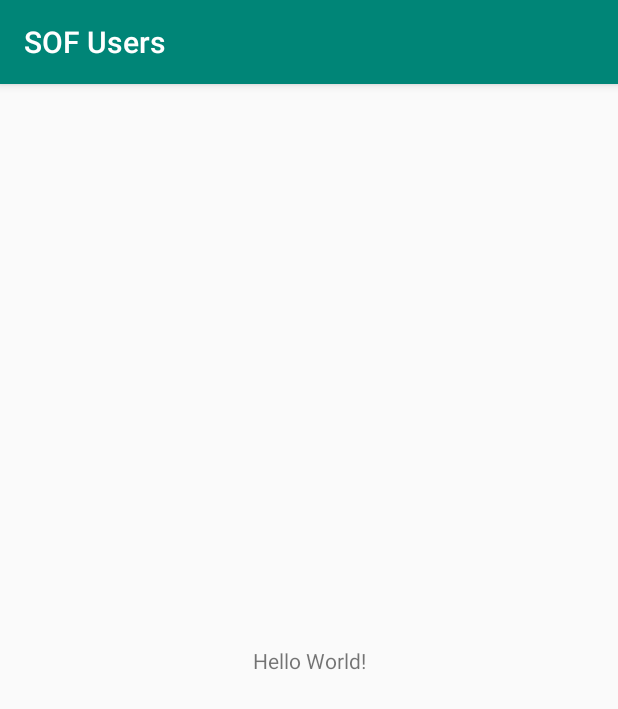
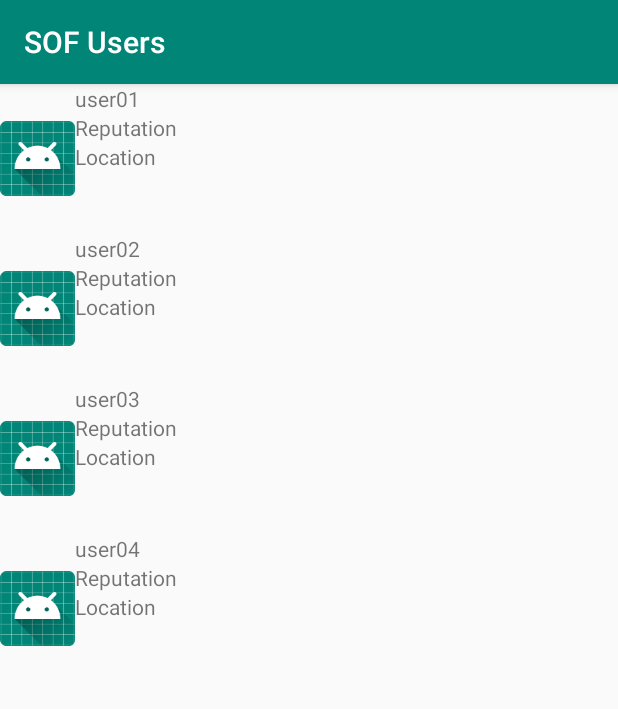
Before and after one commit to phamngoc285/StackOverFlowUsers, an Android app: the screen it shows after launch (MainActivity), on a phone screen of 412 x 824 dp. Shown: the top 709 px of the screen. Run offline under Robolectric (Android 15) with nearby library versions, the phone set to English and light mode, and no system bars.

Commit message:
add basic recycler view

```diff
--- a/app/build.gradle
+++ b/app/build.gradle
@@ -26,4 +26,5 @@ dependencies {
     testImplementation 'junit:junit:4.12'
     androidTestImplementation 'androidx.test.ext:junit:1.1.0'
     androidTestImplementation 'androidx.test.espresso:espresso-core:3.1.1'
+    implementation "androidx.recyclerview:recyclerview:1.1.0"
 }
--- a/app/src/main/java/com/phamngoc/sofusers/MainActivity.java
+++ b/app/src/main/java/com/phamngoc/sofusers/MainActivity.java
@@ -1,14 +1,45 @@
 package com.phamngoc.sofusers;
 
+import androidx.annotation.NonNull;
+import androidx.annotation.Nullable;
 import androidx.appcompat.app.AppCompatActivity;
+import androidx.recyclerview.widget.LinearLayoutManager;
+import androidx.recyclerview.widget.RecyclerView;
 
 import android.os.Bundle;
 
+import com.phamngoc.sofusers.Model.User;
+
+import java.util.ArrayList;
+import java.util.Collection;
+import java.util.Iterator;
+import java.util.List;
+import java.util.ListIterator;
+
 public class MainActivity extends AppCompatActivity {
 
+    RecyclerView mUserList;
+    UserAdapter mUserAdapter;
+    List<User> users;
     @Override
     protected void onCreate(Bundle savedInstanceState) {
         super.onCreate(savedInstanceState);
         setContentView(R.layout.activity_main);
+
+        mUserList = findViewById(R.id.user_list);
+
+        users = new ArrayList<>();
+        users.add(new User("user01", "", "", "", ""));
+        users.add(new User("user02", "", "", "", ""));
+        users.add(new User("user03", "", "", "", ""));
+        users.add(new User("user04", "", "", "", ""));
+
+        mUserAdapter = new UserAdapter(users);
+
+        LinearLayoutManager layoutManager = new LinearLayoutManager(getApplicationContext());
+        layoutManager.setOrientation(LinearLayoutManager.VERTICAL);
+
+        mUserList.setLayoutManager(layoutManager);
+        mUserList.setAdapter(mUserAdapter);
     }
 }
--- /dev/null
+++ b/app/src/main/java/com/phamngoc/sofusers/Model/User.java
@@ -0,0 +1,18 @@
+package com.phamngoc.sofusers.Model;
+
+public class User {
+
+    public String name;
+    public String avatar;
+    public String reputation;
+    public String location;
+    public String lastAccessDate;
+
+    public User(String name, String avatar, String reputation, String location, String lastAccessDate) {
+        this.name = name;
+        this.avatar = avatar;
+        this.reputation = reputation;
+        this.location = location;
+        this.lastAccessDate = lastAccessDate;
+    }
+}
--- /dev/null
+++ b/app/src/main/java/com/phamngoc/sofusers/UserAdapter.java
@@ -0,0 +1,41 @@
+package com.phamngoc.sofusers;
+
+import android.view.LayoutInflater;
+import android.view.View;
+import android.view.ViewGroup;
+
+import androidx.annotation.NonNull;
+import androidx.recyclerview.widget.RecyclerView;
+
+import com.phamngoc.sofusers.Model.User;
+
+import java.util.List;
+
+public class UserAdapter extends RecyclerView.Adapter<UserViewHolder> {
+    private List<User> users;
+
+    public UserAdapter(List<User> users) {
+        this.users = users;
+    }
+
+    @NonNull
+    @Override
+    public UserViewHolder onCreateViewHolder(@NonNull ViewGroup parent, int viewType) {
+        LayoutInflater inflater = LayoutInflater.from(parent.getContext());
+        View view = inflater.inflate(R.layout.user_cell, parent, false);
+        return new UserViewHolder(view);
+    }
+
+    @Override
+    public void onBindViewHolder(@NonNull UserViewHolder holder, int position) {
+        User user = users.get(position);
+        if(user != null){
+            holder.userName.setText(user.name);
+        }
+    }
+
+    @Override
+    public int getItemCount() {
+        return users.size();
+    }
+}
--- /dev/null
+++ b/app/src/main/java/com/phamngoc/sofusers/UserViewHolder.java
@@ -0,0 +1,18 @@
+package com.phamngoc.sofusers;
+
+import android.view.View;
+import android.widget.TextView;
+
+import androidx.annotation.NonNull;
+import androidx.recyclerview.widget.RecyclerView;
+
+public class UserViewHolder extends RecyclerView.ViewHolder {
+
+    TextView userName;
+
+    public UserViewHolder(@NonNull View itemView) {
+        super(itemView);
+
+        userName = itemView.findViewById(R.id.username);
+    }
+}
--- a/app/src/main/res/layout/activity_main.xml
+++ b/app/src/main/res/layout/activity_main.xml
@@ -6,10 +6,10 @@
     android:layout_height="match_parent"
     tools:context=".MainActivity">
 
-    <TextView
-        android:layout_width="wrap_content"
-        android:layout_height="wrap_content"
-        android:text="Hello World!"
+    <androidx.recyclerview.widget.RecyclerView
+        android:id="@+id/user_list"
+        android:layout_width="match_parent"
+        android:layout_height="match_parent"
         app:layout_constraintBottom_toBottomOf="parent"
         app:layout_constraintLeft_toLeftOf="parent"
         app:layout_constraintRight_toRightOf="parent"
--- /dev/null
+++ b/app/src/main/res/layout/user_cell.xml
@@ -0,0 +1,40 @@
+<?xml version="1.0" encoding="utf-8"?>
+<LinearLayout xmlns:android="http://schemas.android.com/apk/res/android"
+    xmlns:tools="http://schemas.android.com/tools"
+    android:layout_width="match_parent"
+    android:layout_height="@dimen/user_list_cell_height"
+    android:orientation="horizontal">
+
+    <ImageView
+        android:id="@+id/avatar"
+        android:layout_width="@dimen/user_avatar_width"
+        android:layout_height="@dimen/user_avatar_height"
+        android:src="@mipmap/ic_launcher_round"
+        android:layout_gravity="center_vertical"
+        tools:ignore="InvalidId" />
+
+    <LinearLayout
+        android:layout_width="wrap_content"
+        android:layout_height="match_parent"
+        android:layout_weight="1"
+        android:orientation="vertical">
+        <TextView
+            android:id="@+id/username"
+            android:layout_width="match_parent"
+            android:layout_height="wrap_content"
+            android:text="User name"/>
+
+        <TextView
+            android:id="@+id/reputation"
+            android:layout_width="match_parent"
+            android:layout_height="wrap_content"
+            android:text="Reputation"/>
+
+        <TextView
+            android:id="@+id/location"
+            android:layout_width="match_parent"
+            android:layout_height="wrap_content"
+            android:text="Location"/>
+    </LinearLayout>
+
+</LinearLayout>
--- /dev/null
+++ b/app/src/main/res/values/dimens.xml
@@ -0,0 +1,6 @@
+<?xml version="1.0" encoding="utf-8"?>
+<resources>
+    <dimen name="user_list_cell_height">100dp</dimen>
+    <dimen name="user_avatar_width">50dp</dimen>
+    <dimen name="user_avatar_height">50dp</dimen>
+</resources>
```
